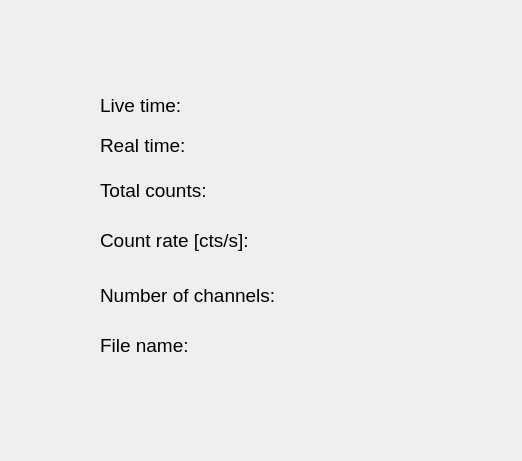
The window that nasagamma/win_cnf.ui (mauricioAyllon/NASA-gamma) describes before a commit, drawn with Qt 5.
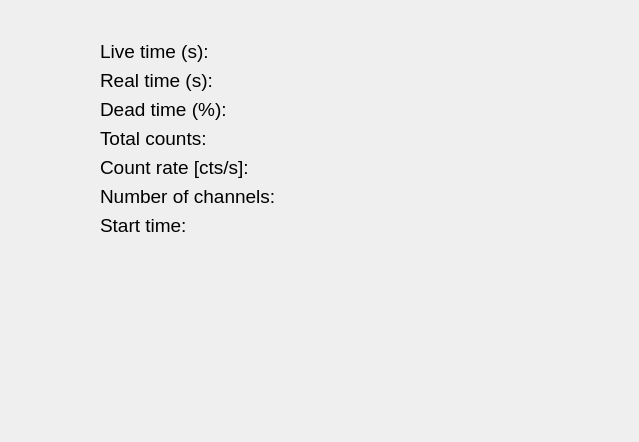
The same window after the commit.

Commit message: improved cnf info window

The edit to the form file:
```diff
--- a/nasagamma/win_cnf.ui
+++ b/nasagamma/win_cnf.ui
@@ -6,58 +6,161 @@
    <rect>
     <x>0</x>
     <y>0</y>
-    <width>522</width>
-    <height>461</height>
+    <width>639</width>
+    <height>442</height>
    </rect>
   </property>
+  <property name="palette">
+   <palette>
+    <active>
+     <colorrole role="Text">
+      <brush brushstyle="SolidPattern">
+       <color alpha="255">
+        <red>0</red>
+        <green>0</green>
+        <blue>255</blue>
+       </color>
+      </brush>
+     </colorrole>
+     <colorrole role="PlaceholderText">
+      <brush brushstyle="SolidPattern">
+       <color alpha="128">
+        <red>0</red>
+        <green>0</green>
+        <blue>255</blue>
+       </color>
+      </brush>
+     </colorrole>
+    </active>
+    <inactive>
+     <colorrole role="Text">
+      <brush brushstyle="SolidPattern">
+       <color alpha="255">
+        <red>0</red>
+        <green>0</green>
+        <blue>255</blue>
+       </color>
+      </brush>
+     </colorrole>
+     <colorrole role="PlaceholderText">
+      <brush brushstyle="SolidPattern">
+       <color alpha="128">
+        <red>0</red>
+        <green>0</green>
+        <blue>255</blue>
+       </color>
+      </brush>
+     </colorrole>
+    </inactive>
+    <disabled>
+     <colorrole role="Text">
+      <brush brushstyle="SolidPattern">
+       <color alpha="255">
+        <red>120</red>
+        <green>120</green>
+        <blue>120</blue>
+       </color>
+      </brush>
+     </colorrole>
+     <colorrole role="PlaceholderText">
+      <brush brushstyle="SolidPattern">
+       <color alpha="128">
+        <red>0</red>
+        <green>0</green>
+        <blue>0</blue>
+       </color>
+      </brush>
+     </colorrole>
+    </disabled>
+   </palette>
+  </property>
   <property name="windowTitle">
    <string>Dialog</string>
   </property>
+  <widget class="QWidget" name="formLayoutWidget">
+   <property name="geometry">
+    <rect>
+     <x>100</x>
+     <y>40</y>
+     <width>421</width>
+     <height>251</height>
+    </rect>
+   </property>
+   <layout class="QFormLayout" name="formLayout">
+    <item row="0" column="0">
   <widget class="QLabel" name="label">
-   <property name="geometry">
-    <rect>
-     <x>100</x>
-     <y>90</y>
-     <width>111</width>
-     <height>31</height>
-    </rect>
-   </property>
    <property name="font">
     <font>
      <pointsize>14</pointsize>
     </font>
    </property>
    <property name="text">
-    <string>Live time: </string>
-   </property>
-  </widget>
+       <string>Live time (s): </string>
+      </property>
+     </widget>
+    </item>
+    <item row="0" column="1">
+     <widget class="QLabel" name="label_lt">
+      <property name="font">
+       <font>
+        <pointsize>12</pointsize>
+       </font>
+      </property>
+      <property name="text">
+       <string/>
+      </property>
+     </widget>
+    </item>
+    <item row="1" column="0">
   <widget class="QLabel" name="label_2">
-   <property name="geometry">
-    <rect>
-     <x>100</x>
-     <y>130</y>
-     <width>111</width>
-     <height>31</height>
-    </rect>
-   </property>
+      <property name="font">
+       <font>
+        <pointsize>14</pointsize>
+       </font>
+      </property>
+      <property name="text">
+       <string>Real time (s): </string>
+      </property>
+     </widget>
+    </item>
+    <item row="1" column="1">
+     <widget class="QLabel" name="label_rt">
    <property name="font">
     <font>
+        <pointsize>12</pointsize>
+       </font>
+      </property>
+      <property name="text">
+       <string/>
+      </property>
+     </widget>
+    </item>
+    <item row="2" column="0">
+     <widget class="QLabel" name="label_15">
+      <property name="font">
+       <font>
      <pointsize>14</pointsize>
     </font>
    </property>
    <property name="text">
-    <string>Real time: </string>
-   </property>
-  </widget>
+       <string>Dead time (%):</string>
+      </property>
+     </widget>
+    </item>
+    <item row="2" column="1">
+     <widget class="QLabel" name="label_dt">
+      <property name="font">
+       <font>
+        <pointsize>12</pointsize>
+       </font>
+      </property>
+      <property name="text">
+       <string/>
+      </property>
+     </widget>
+    </item>
+    <item row="3" column="0">
   <widget class="QLabel" name="label_3">
-   <property name="geometry">
-    <rect>
-     <x>100</x>
-     <y>170</y>
-     <width>141</width>
-     <height>41</height>
-    </rect>
-   </property>
    <property name="font">
     <font>
      <pointsize>14</pointsize>
@@ -67,15 +170,21 @@
     <string>Total counts: </string>
    </property>
   </widget>
+    </item>
+    <item row="3" column="1">
+     <widget class="QLabel" name="label_tc">
+      <property name="font">
+       <font>
+        <pointsize>12</pointsize>
+       </font>
+      </property>
+      <property name="text">
+       <string/>
+      </property>
+     </widget>
+    </item>
+    <item row="4" column="0">
   <widget class="QLabel" name="label_4">
-   <property name="geometry">
-    <rect>
-     <x>100</x>
-     <y>220</y>
-     <width>201</width>
-     <height>41</height>
-    </rect>
-   </property>
    <property name="font">
     <font>
      <pointsize>14</pointsize>
@@ -85,15 +194,21 @@
     <string>Count rate [cts/s]: </string>
    </property>
   </widget>
+    </item>
+    <item row="4" column="1">
+     <widget class="QLabel" name="label_cr">
+      <property name="font">
+       <font>
+        <pointsize>12</pointsize>
+       </font>
+      </property>
+      <property name="text">
+       <string/>
+      </property>
+     </widget>
+    </item>
+    <item row="5" column="0">
   <widget class="QLabel" name="label_5">
-   <property name="geometry">
-    <rect>
-     <x>100</x>
-     <y>270</y>
-     <width>221</width>
-     <height>51</height>
-    </rect>
-   </property>
    <property name="font">
     <font>
      <pointsize>14</pointsize>
@@ -103,23 +218,44 @@
     <string>Number of channels: </string>
    </property>
   </widget>
-  <widget class="QLabel" name="label_6">
-   <property name="geometry">
-    <rect>
-     <x>100</x>
-     <y>330</y>
-     <width>111</width>
-     <height>31</height>
-    </rect>
-   </property>
+    </item>
+    <item row="5" column="1">
+     <widget class="QLabel" name="label_nch">
+      <property name="font">
+       <font>
+        <pointsize>12</pointsize>
+       </font>
+      </property>
+      <property name="text">
+       <string/>
+      </property>
+     </widget>
+    </item>
+    <item row="6" column="0">
+     <widget class="QLabel" name="label_13">
    <property name="font">
     <font>
      <pointsize>14</pointsize>
     </font>
    </property>
    <property name="text">
-    <string>File name: </string>
-   </property>
+       <string>Start time:</string>
+      </property>
+     </widget>
+    </item>
+    <item row="6" column="1">
+     <widget class="QLabel" name="label_time">
+      <property name="font">
+       <font>
+        <pointsize>12</pointsize>
+       </font>
+      </property>
+      <property name="text">
+       <string/>
+      </property>
+     </widget>
+    </item>
+   </layout>
   </widget>
  </widget>
  <resources/>
```
Lines whose indentation alone changed are shown as unchanged.
